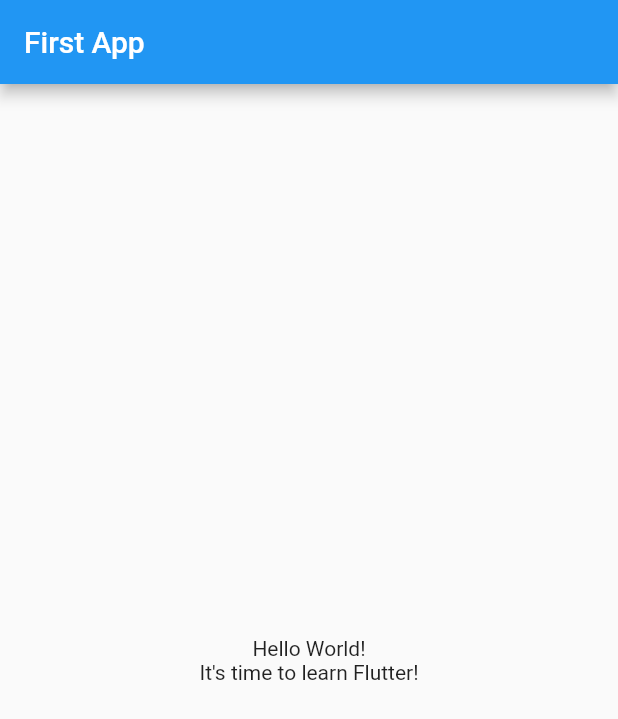
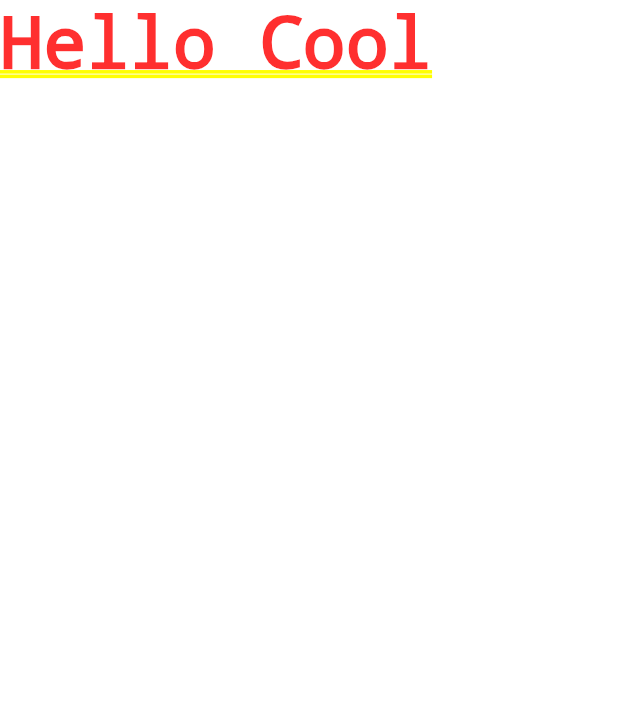
Before and after one commit to thewolfcommander/flutter-learing__first_app, a Flutter app: the screen it shows after launch, on a phone screen of 412 x 824 dp. Shown: the top 719 px of the screen. Run offline on Flutter 3.47's test engine with Material 2 defaults, Android fonts, the phone set to English and light mode, and no system bars.

Commit message:
learn: first user interface

```diff
--- a/lib/main.dart
+++ b/lib/main.dart
@@ -1,37 +1,5 @@
 import 'package:flutter/material.dart';
 
 void main() {
-  runApp(const MyApp());
+  runApp(const MaterialApp(home: Text('Hello Cool')));
 }
-
-class MyApp extends StatelessWidget {
-  const MyApp({super.key});
-
-  @override
-  Widget build(BuildContext context) {
-    return MaterialApp(
-      title: 'Flutter Demo',
-      theme: ThemeData(
-        primarySwatch: Colors.blue,
-      ),
-      home: Scaffold(
-        appBar: AppBar(
-          title: const Text('First App'),
-        ),
-        body: const Center(
-          child: Column(
-            mainAxisAlignment: MainAxisAlignment.center,
-            children: [
-              Text(
-                'Hello World!',
-              ),
-              Text(
-                'It\'s time to learn Flutter!',
-              ),
-            ],
-          ),
-        ),
-      ),
-    );
-  }
-}
```
Also changed, not shown: 1 other file.
